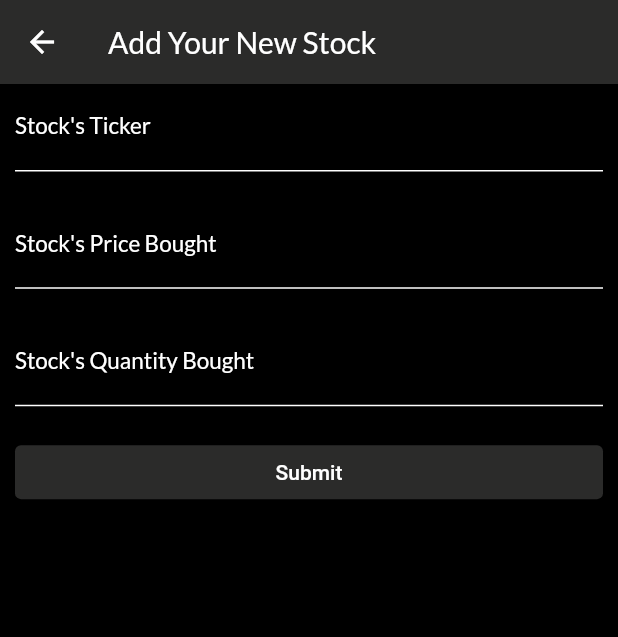
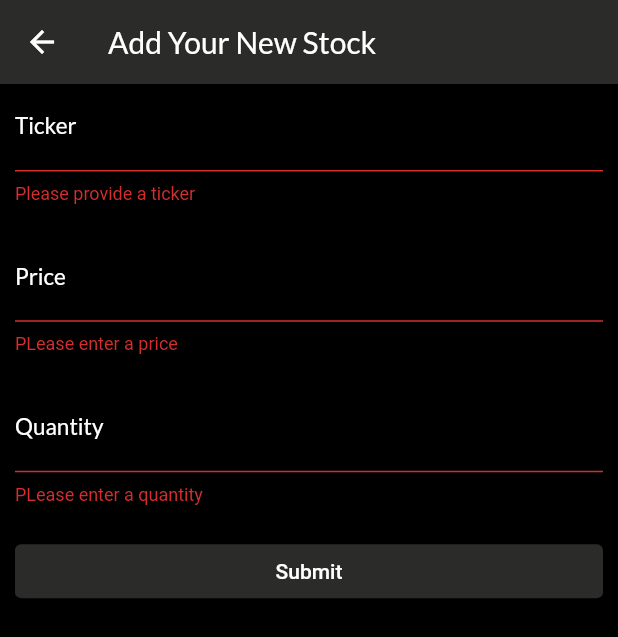
Before and after one commit to NiDimi/Stock-Helper, a Flutter app: the AddStockScreen screen opened by its route, after a tap on "Submit", on a phone screen of 412 x 824 dp. Shown: the top 637 px of the screen. Run offline on Flutter 3.47's test engine with Material 2 defaults, Android fonts, the phone set to English and light mode, and no system bars; network calls fail.

Commit message:
Added functionality to add stocks
-> created screen to have the form to get the data
-> functionality to validate the data

```diff
--- a/lib/models/stock.dart
+++ b/lib/models/stock.dart
@@ -1,19 +1,27 @@
 import 'package:flutter/material.dart';
 
 class Stock {
-  String name;
+  String _name;
   final String ticker;
   final double price;
   final int quantity;
-  double currentPrice;
+  double _currentPrice;
 
   Stock({
-    this.name,
     @required this.ticker,
     @required this.price,
     @required this.quantity,
   });
 
+  double get currentPrice => _currentPrice;
 
+  set currentPrice(double value) {
+    _currentPrice = value;
+  }
 
+  String get name => _name;
+
+  set name(String value) {
+    _name = value;
+  }
 }
--- a/lib/providers/stocks.dart
+++ b/lib/providers/stocks.dart
@@ -49,6 +49,7 @@ class Stocks with ChangeNotifier {
       _stocks[i].currentPrice = stockData[i]["regularMarketPrice"];
       _stocks[i].name = stockData[i]["longName"];
     }
+    notifyListeners();
   }
 
   String getTickersString() {
@@ -64,22 +65,46 @@ class Stocks with ChangeNotifier {
     String percentage = "";
     if (stock.price > stock.currentPrice) {
       percentage += "-";
-      double difference = (stock.price - stock.currentPrice)/stock.currentPrice*100;
+      double difference = (stock.price - stock.currentPrice) /
+          stock.currentPrice * 100;
       percentage += difference.toStringAsFixed(2);
     } else {
       percentage += "+";
-      double difference = (stock.currentPrice - stock.price)/stock.price*100;
+      double difference = (stock.currentPrice - stock.price) / stock.price *
+          100;
       percentage += difference.toStringAsFixed(2);
     }
     percentage += "%";
     return percentage;
   }
 
-  double getRevenue(){
+  double getRevenue() {
     double total = 0;
     _stocks.forEach((stock) {
       total += (stock.currentPrice - stock.price) * stock.quantity;
     });
     return total;
   }
+
+  void addStock(Stock stock) {
+    _stocks.add(stock);
+    notifyListeners();
+  }
+
+  Future<bool> checkIfStockExists(String ticker) async {
+    var response = await http.get(
+      Uri.parse(
+          "https://apidojo-yahoo-finance-v1.p.rapidapi.com/stock/v2/get-summary?symbol=$ticker&region=US"),
+      headers: headers,
+    );
+    //sometimes we get data for stocks that dont have a price we need to check the price, we need to check the price
+    //if the code fails it means that it is an invalid ticker
+    try {
+      final extractedData = await jsonDecode(response.body);
+      double price = extractedData['price']['regularMarketPrice']['raw'];
+      return price > 0;
+    } catch(e){
+      return false;
+    }
+  }
 }
--- a/lib/screens/add_stock_screen.dart
+++ b/lib/screens/add_stock_screen.dart
@@ -1,15 +1,77 @@
 import 'package:flutter/material.dart';
 import 'package:provider/provider.dart';
+import 'package:stock_helper/models/stock.dart';
 import 'package:stock_helper/providers/stocks.dart';
 
 class AddStockScreen extends StatefulWidget {
   static const routeName = '/add-stock';
+
   @override
   _AddStockScreenState createState() => _AddStockScreenState();
 }
 
 class _AddStockScreenState extends State<AddStockScreen> {
   final _form = GlobalKey<FormState>();
+  final _priceFocusNode = FocusNode();
+  final _quantityFocusNode = FocusNode();
+  var _stock = Stock(price: 0, quantity: 0, ticker: "");
+  var _isLoading = false;
+
+  @override
+  void dispose() {
+    super.dispose();
+    _priceFocusNode.dispose();
+    _quantityFocusNode.dispose();
+  }
+
+  InputDecoration textInputDecoration(String title) {
+    return InputDecoration(
+      labelText: title,
+      labelStyle: Theme.of(context).textTheme.bodyText1,
+      enabledBorder: UnderlineInputBorder(
+        borderSide: BorderSide(
+            style: BorderStyle.solid, color: Theme.of(context).accentColor),
+      ),
+    );
+  }
+
+  Future<void> _submitForm() async {
+    final isValid = _form.currentState.validate();
+    if (!isValid) {
+      return;
+    }
+    _form.currentState.save();
+    setState(() {
+      _isLoading = true;
+    });
+    final stocksData = Provider.of<Stocks>(context, listen: false);
+    bool stockExists = await stocksData.checkIfStockExists(_stock.ticker);
+    if (!stockExists) {
+      await showDialog(
+        context: context,
+        builder: (context) => AlertDialog(
+          title: Text('Invalid Ticker'),
+          content: Text(
+              'You entered a ticker that doesn\'t exist. Please make sure that the ticker exist'),
+          actions: <Widget>[
+            ElevatedButton(
+              onPressed: () {
+                Navigator.of(context).pop();
+              },
+              child: Text('Okay'),
+            )
+          ],
+        ),
+      );
+      setState(() {
+        _isLoading = false;
+      });
+    }
+    if (stockExists) {
+      stocksData.addStock(_stock);
+      Navigator.of(context).pop();
+    }
+  }
 
   @override
   Widget build(BuildContext context) {
@@ -17,25 +79,113 @@ class _AddStockScreenState extends State<AddStockScreen> {
       appBar: AppBar(
         title: Text('Add Your New Stock'),
       ),
-      body: Padding(
-        padding: const EdgeInsets.symmetric(horizontal: 10),
-        child: Form(
+      body: _isLoading
+          ? Center(
+            child: Column(
+                mainAxisAlignment: MainAxisAlignment.center,
+                children: <Widget>[
+                  CircularProgressIndicator(),
+                  SizedBox(height: 10,),
+                  Text(
+                    'Validating data',
+                    style: Theme.of(context).textTheme.bodyText1,
+                  ),
+                ],
+              ),
+          )
+          : Form(
               key: _form,
               child: ListView(
+                padding: const EdgeInsets.symmetric(horizontal: 10),
                 children: <Widget>[
-              StockFormField(
-                title: 'Stock\'s Ticker',
-                type: TextInputType.name,
+                  TextFormField(
+                    style: TextStyle(color: Theme.of(context).accentColor),
+                    keyboardType: TextInputType.name,
+                    decoration: textInputDecoration('Ticker'),
+                    textInputAction: TextInputAction.next,
+                    onFieldSubmitted: (_) {
+                      FocusScope.of(context).requestFocus(_priceFocusNode);
+                    },
+                    validator: (ticker) {
+                      if (ticker.isEmpty) {
+                        return 'Please provide a ticker';
+                      }
+                      return null;
+                    },
+                    onSaved: (ticker) {
+                      _stock = Stock(
+                          ticker: ticker.toUpperCase(),
+                          price: _stock.price,
+                          quantity: _stock.quantity);
+                    },
                   ),
-              StockFormField(
-                title: 'Stock\'s Price Bought',
-                type: TextInputType.number,
+                  Divider(
+                    height: 20,
                   ),
-              StockFormField(
-                  title: 'Stock\'s Quantity Bought',
-                  type: TextInputType.number),
+                  TextFormField(
+                    style: TextStyle(color: Theme.of(context).accentColor),
+                    keyboardType: TextInputType.number,
+                    decoration: textInputDecoration('Price'),
+                    textInputAction: TextInputAction.next,
+                    focusNode: _priceFocusNode,
+                    onFieldSubmitted: (_) {
+                      FocusScope.of(context).requestFocus(_quantityFocusNode);
+                    },
+                    validator: (price) {
+                      if (price.isEmpty) {
+                        return "PLease enter a price";
+                      }
+                      if (double.parse(price) == null) {
+                        return "Please enter a valid number";
+                      }
+                      if (double.parse(price) <= 0) {
+                        return "Please enter a number greater than zero";
+                      }
+                      return null;
+                    },
+                    onSaved: (price) {
+                      _stock = Stock(
+                          ticker: _stock.ticker,
+                          price: double.parse(price),
+                          quantity: _stock.quantity);
+                    },
+                  ),
+                  Divider(
+                    height: 20,
+                  ),
+                  TextFormField(
+                    style: TextStyle(color: Theme.of(context).accentColor),
+                    keyboardType: TextInputType.number,
+                    decoration: textInputDecoration('Quantity'),
+                    textInputAction: TextInputAction.done,
+                    focusNode: _quantityFocusNode,
+                    onFieldSubmitted: (_) {
+                      _submitForm();
+                    },
+                    validator: (price) {
+                      if (price.isEmpty) {
+                        return "PLease enter a quantity";
+                      }
+                      if (double.parse(price) == null) {
+                        return "Please enter a valid number";
+                      }
+                      if (double.parse(price) <= 0) {
+                        return "Please enter a number greater than zero";
+                      }
+                      return null;
+                    },
+                    onSaved: (quantity) {
+                      _stock = Stock(
+                          ticker: _stock.ticker,
+                          price: _stock.price,
+                          quantity: int.parse(quantity));
+                    },
+                  ),
+                  Divider(
+                    height: 20,
+                  ),
                   ElevatedButton(
-                onPressed: () {},
+                    onPressed: _submitForm,
                     child: Text('Submit'),
                     style: ButtonStyle(
                         backgroundColor: MaterialStateProperty.all(
@@ -46,38 +196,6 @@ class _AddStockScreenState extends State<AddStockScreen> {
                 ],
               ),
             ),
-      ),
     );
   }
 }
-
-class StockFormField extends StatelessWidget {
-  final String title;
-  final TextInputType type;
-
-  const StockFormField({
-    Key key,
-    @required this.title,
-    @required this.type,
-  }) : super(key: key);
-
-  @override
-  Widget build(BuildContext context) {
-    return Column(children: [
-      TextFormField(
-        keyboardType: type,
-        decoration: InputDecoration(
-          labelText: title,
-          labelStyle: Theme.of(context).textTheme.bodyText1,
-          enabledBorder: UnderlineInputBorder(
-            borderSide:
-                BorderSide(style: BorderStyle.solid, color: Theme.of(context).accentColor),
-          ),
-        ),
-      ),
-      Divider(
-        height: 20,
-      )
-    ]);
-  }
-}
--- a/lib/screens/stocks_overview_screen.dart
+++ b/lib/screens/stocks_overview_screen.dart
@@ -34,7 +34,6 @@ class _StocksOverviewScreenState extends State<StocksOverviewScreen> {
 
   Future<void> _refreshStocks(BuildContext context) async {
     await Provider.of<Stocks>(context, listen: false).fetchCurrentPrices();
-    setState(() {});
   }
 
   @override
@@ -49,6 +48,7 @@ class _StocksOverviewScreenState extends State<StocksOverviewScreen> {
           IconButton(
               icon: const Icon(Icons.add),
               onPressed: () {
+                _isInit = true;//reset to re-fetch the prices
                 Navigator.of(context).pushNamed(AddStockScreen.routeName);
               })
         ],
--- a/lib/widgets/stock_item.dart
+++ b/lib/widgets/stock_item.dart
@@ -37,7 +37,7 @@ class StockItem extends StatelessWidget {
                 crossAxisAlignment: CrossAxisAlignment.end,
                 children: <Widget>[
                   Text(
-                    (_stock.currentPrice * _stock.quantity).toString(),
+                    (_stock.currentPrice * _stock.quantity).toStringAsFixed(2),
                     style: Theme.of(context).textTheme.bodyText1,
                   ),
                   Container(
@@ -46,7 +46,7 @@ class StockItem extends StatelessWidget {
                         color: percentage.contains("+") ? Colors.green : Colors.red,
                         borderRadius: BorderRadius.all(Radius.circular(5))),
                     height: 30,
-                    width: 70,
+                    width: 80,
                     child: Align(
                       alignment: Alignment.centerRight,
                       child: Text(
```
Also changed, not shown: lib/main.dart (+0 -10 lines). Lines whose indentation alone changed are shown as unchanged.
